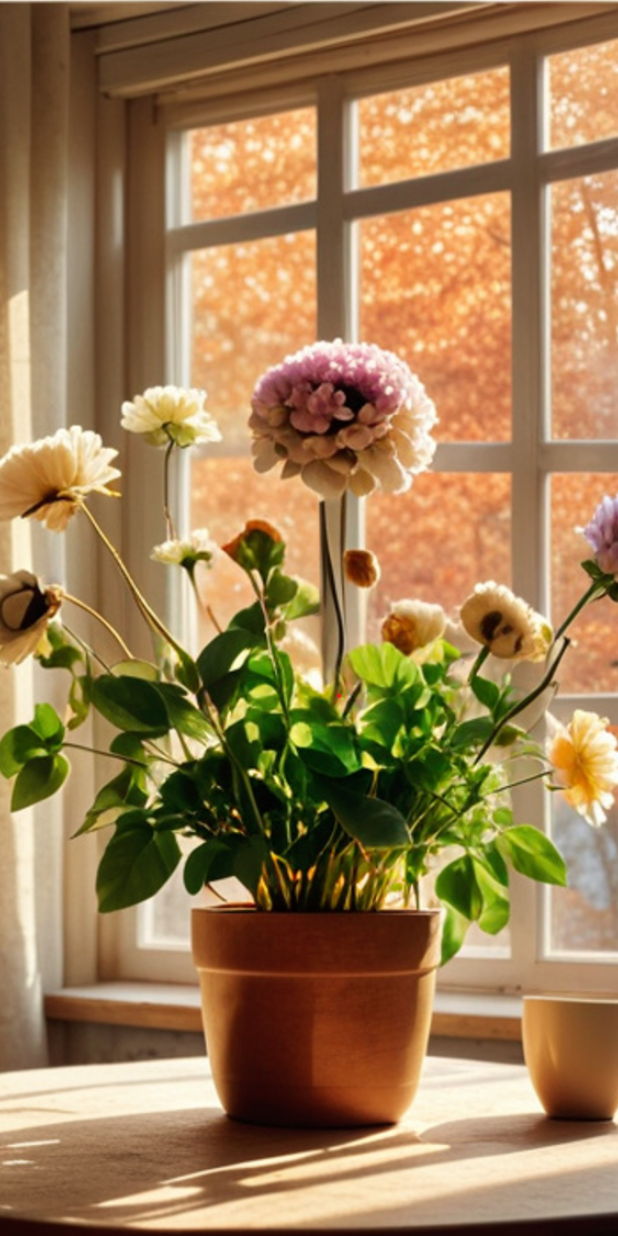
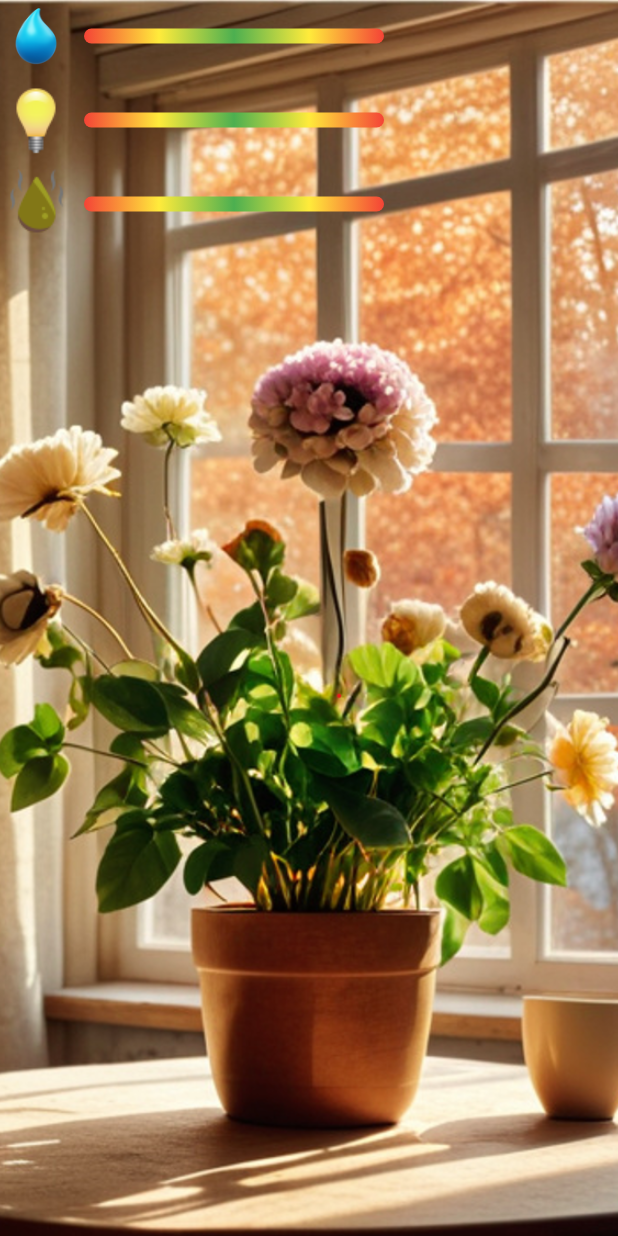
Before and after one commit to TishchenkoSergey/flowerpot, a Flutter app: the GamePlayScreen screen opened by its route, on a phone screen of 412 x 824 dp. Run offline on Flutter 3.47's test engine with Material 3 defaults, Android fonts, the light colour scheme and no system bars; our stand-ins replace bloc, flutter_svg, get_it, go_router, injectable, vector_graphics; statements that could not run were skipped.

Commit message:
feat: add gradient status widget

```diff
--- a/lib/features/game_play_screen/view/game_play_screen.dart
+++ b/lib/features/game_play_screen/view/game_play_screen.dart
@@ -1,6 +1,8 @@
 import 'package:flutter/material.dart';
 
 import 'package:flowerpot/assets/assets.dart';
+
+import '../widgets/widgets.dart';
 
 class GamePlayScreen extends StatelessWidget {
   const GamePlayScreen({super.key});
@@ -11,12 +13,25 @@ class GamePlayScreen extends StatelessWidget {
 
     return Scaffold(
       body: Container(
+        constraints: BoxConstraints.expand(),
         decoration: BoxDecoration(
           image: DecorationImage(
             image: backgroundDecoration,
             fit: BoxFit.cover,
           ),
         ),
+        child: SafeArea(
+          child: Column(
+            mainAxisAlignment: MainAxisAlignment.start,
+            children: [
+              GradientStatus(image: Assets.icons.water.provider()),
+              SizedBox(height: 8),
+              GradientStatus(image: Assets.icons.light.provider()),
+              SizedBox(height: 8),
+              GradientStatus(image: Assets.icons.fertilizer.provider()),
+            ],
+          ),
+        ),
       ),
     );
   }
--- /dev/null
+++ b/lib/features/game_play_screen/widgets/gradient_status.dart
@@ -0,0 +1,48 @@
+import 'package:flutter/material.dart';
+
+class GradientStatus extends StatelessWidget {
+  final ImageProvider image;
+  final double iconSize;
+
+  const GradientStatus({
+    Key? key,
+    required this.image,
+    this.iconSize = 48.0,
+  }) : super(key: key);
+
+  @override
+  Widget build(BuildContext context) {
+    return Row(
+      children: [
+        Container(
+          width: iconSize,
+          height: iconSize,
+          decoration: BoxDecoration(
+            image: DecorationImage(
+              image: image,
+              fit: BoxFit.cover,
+            ),
+          ),
+        ),
+        Container(
+          margin: EdgeInsets.all(8),
+          width: 200,
+          height: 10.0,
+          decoration: BoxDecoration(
+            borderRadius: BorderRadius.circular(10.0),
+            gradient: LinearGradient(
+              colors: [
+                Colors.red,
+                Colors.yellow,
+                Colors.green,
+                Colors.yellow,
+                Colors.red,
+              ],
+              stops: [0.0, 0.25, 0.5, 0.75, 1.0],
+            ),
+          ),
+        ),
+      ],
+    );
+  }
+}
--- a/lib/features/game_play_screen/widgets/widgets.dart
+++ b/lib/features/game_play_screen/widgets/widgets.dart
@@ -0,0 +1 @@
+export 'gradient_status.dart';
```
